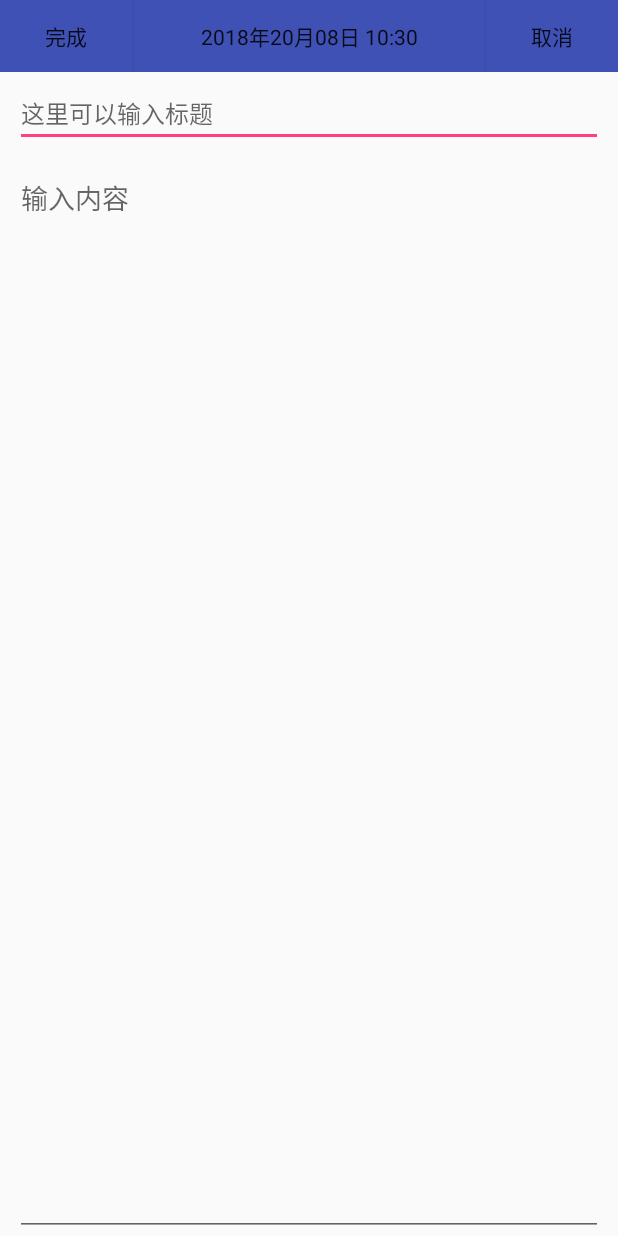
After one commit to Suguohei/HistoryIsNow, an Android app: the EditAcitvity screen opened directly, with no data from a screen before it, on a phone screen of 412 x 824 dp. The commit adds this screen. Run offline under Robolectric (Android 15) with nearby library versions, the phone set to English and light mode, and no system bars; libraries missing offline, so code that uses them is left out: org.litepal.crud, org.litepal.exceptions; 2 statements that could not run were skipped.

Commit message:
点击note会进入编辑状态，重新保存覆盖之前的note
Signed-off-by: suguoqing <suguoqing@szba-mobile.com>

```diff
--- a/app/src/main/AndroidManifest.xml
+++ b/app/src/main/AndroidManifest.xml
@@ -38,7 +38,8 @@
                 android:resource="@xml/file_paths" />
         </provider>
 
-        <activity android:name=".WriteNoteActivity"></activity>
+        <activity android:name=".WriteNoteActivity" />
+        <activity android:name=".EditAcitvity"></activity>
     </application>
 
 </manifest>
--- /dev/null
+++ b/app/src/main/java/com/example/suguoqing/historyisnow/EditAcitvity.java
@@ -0,0 +1,79 @@
+package com.example.suguoqing.historyisnow;
+
+import android.content.Intent;
+import android.support.v7.app.AppCompatActivity;
+import android.os.Bundle;
+import android.util.Log;
+import android.view.View;
+import android.widget.Button;
+import android.widget.EditText;
+
+import com.example.suguoqing.bean.Note;
+
+import org.litepal.crud.DataSupport;
+import org.litepal.exceptions.DataSupportException;
+
+import java.text.SimpleDateFormat;
+import java.util.Date;
+import java.util.List;
+
+public class EditAcitvity extends AppCompatActivity implements View.OnClickListener{
+    private static final String TAG = "EditAcitvity";
+    private EditText edit_title;
+    private EditText edit_content;
+    private Button edit_ok;
+    private Button edit_cancel;
+    private Note currentNote;
+
+    @Override
+    protected void onCreate(Bundle savedInstanceState) {
+        super.onCreate(savedInstanceState);
+        setContentView(R.layout.activity_edit_acitvity);
+        edit_title = findViewById(R.id.edit_title);
+        edit_content = findViewById(R.id.edit_content);
+        edit_ok = findViewById(R.id.edit_ok);
+        edit_cancel = findViewById(R.id.edit_cancel);
+        edit_ok.setOnClickListener(this);
+        edit_cancel.setOnClickListener(this);
+
+        Intent intent = getIntent();
+        currentNote = (Note) intent.getSerializableExtra("currentNote");
+        String title = currentNote.getTitle();
+        String content = currentNote.getContent();
+        edit_title.setText(title);
+        edit_content.setText(content);
+
+
+    }
+
+    @Override
+    public void onClick(View v) {
+        switch (v.getId()){
+            case R.id.edit_cancel:
+                finish();
+                break;
+
+            case R.id.edit_ok:
+                String titlename = edit_title.getText().toString();
+                String article = edit_content.getText().toString();
+                List<Note> notes = DataSupport
+                        .where("username = ? and date = ? and time = ?"
+                                ,currentNote.getUsername(),currentNote.getDate(),currentNote.getTime()).find(Note.class);
+                //currentNote.setTime(new SimpleDateFormat("yyyy/M/dd hh:mm:ss").format(new Date()));
+                Note note = notes.get(0);
+                note.setTime(new SimpleDateFormat("yyyy/M/dd hh:mm:ss").format(new Date()));
+                if(!("".equals(titlename) && "".equals(article))){
+                    note.setTitle(titlename);
+                    note.setContent(article);
+                    note.save();
+                }
+
+               Intent intent = new Intent(this,MainActivity.class).addFlags(Intent.FLAG_ACTIVITY_CLEAR_TOP);
+                startActivity(intent);
+                break;
+        }
+
+    }
+
+
+}
--- a/app/src/main/java/com/example/suguoqing/historyisnow/MainActivity.java
+++ b/app/src/main/java/com/example/suguoqing/historyisnow/MainActivity.java
@@ -155,12 +155,11 @@ public class MainActivity extends AppCompatActivity implements View.OnClickListe
 
         reflashDrawer();
         if(selectedDate == null){
-            selectedDate = new SimpleDateFormat("yyyy/MM/dd").format(new Date());
+            selectedDate = new SimpleDateFormat("yyyy/M/dd").format(new Date());
             refreshNotes(username.getText().toString(),selectedDate);
         }else{
             refreshNotes(username.getText().toString(),selectedDate);
         }
-        Log.d(TAG, "onCreate: ssssssssssssss");
 
     }
 
@@ -277,6 +276,7 @@ public class MainActivity extends AppCompatActivity implements View.OnClickListe
                 break;
             case 2:
                 if(resultCode == RESULT_OK){
+                    Log.d(TAG, "onActivityResult: zzzzzzzz");
                     String name = data.getStringExtra("name");
                     String date = data.getStringExtra("date");
                     refreshNotes(name,date);
@@ -291,7 +291,7 @@ public class MainActivity extends AppCompatActivity implements View.OnClickListe
      */
     private void refreshNotes(String name,String date) {
         List<Note> notes = DataSupport.where("username = ? and date = ?", name,date).find(Note.class);
-        Log.d(TAG, "refreshNotes: aaa"+notes.size());
+        Log.d(TAG, "refreshNotes: aaa"+notes.size()+date+name);
         NoteAdapter adapter = new NoteAdapter(notes,this);
         LinearLayoutManager manager = new LinearLayoutManager(this);
         note_recycle.setLayoutManager(manager);
--- a/app/src/main/java/com/example/suguoqing/historyisnow/WriteNoteActivity.java
+++ b/app/src/main/java/com/example/suguoqing/historyisnow/WriteNoteActivity.java
@@ -73,7 +73,7 @@ public class WriteNoteActivity extends AppCompatActivity implements View.OnClick
 
                 note.setDate(date);
                 note.setUsername(name);
-                note.setTime(new SimpleDateFormat("yyyy/MM/dd hh:mm:ss").format(new Date()));
+                note.setTime(new SimpleDateFormat("yyyy/M/dd hh:mm:ss").format(new Date()));
                 if(!("".equals(titlename) && "".equals(article))){
                     note.setTitle(titlename);
                     note.setContent(article);
--- /dev/null
+++ b/app/src/main/res/layout/activity_edit_acitvity.xml
@@ -0,0 +1,63 @@
+<?xml version="1.0" encoding="utf-8"?>
+<android.widget.LinearLayout xmlns:android="http://schemas.android.com/apk/res/android"
+    xmlns:app="http://schemas.android.com/apk/res-auto"
+    xmlns:tools="http://schemas.android.com/tools"
+    android:layout_width="match_parent"
+    android:layout_height="match_parent"
+    tools:context=".EditAcitvity"
+    android:orientation="vertical"
+    >
+
+    <LinearLayout
+        android:orientation="horizontal"
+        android:layout_width="fill_parent"
+        android:layout_height="wrap_content"
+        android:background="@color/colorPrimary"
+        android:fitsSystemWindows="true"
+        >
+        <Button
+            android:id="@+id/edit_ok"
+            android:layout_width="wrap_content"
+            android:layout_height="wrap_content"
+            android:text="完成"
+            android:background="@color/colorPrimary"
+            />
+
+        <TextClock
+            android:layout_width="wrap_content"
+            android:layout_height="wrap_content"
+            android:layout_weight="1"
+            android:gravity="center"
+            android:format12Hour="yyyy年dd月MM日 HH:mm"
+            />
+        <Button
+            android:id="@+id/edit_cancel"
+            android:layout_width="wrap_content"
+            android:layout_height="wrap_content"
+            android:text="取消"
+            android:background="@color/colorPrimary"
+            />
+    </LinearLayout>
+    <EditText
+        android:layout_width="match_parent"
+        android:layout_height="40dp"
+        android:layout_marginTop="10dp"
+        android:layout_marginLeft="10dp"
+        android:layout_marginRight="10dp"
+        android:hint="这里可以输入标题"
+        android:textSize="16sp"
+        android:maxLength="30"
+        android:lines="1"
+        android:id="@+id/edit_title"
+        />
+    <EditText
+        android:layout_width="match_parent"
+        android:layout_height="match_parent"
+        android:layout_marginTop="10dp"
+        android:layout_marginLeft="10dp"
+        android:layout_marginRight="10dp"
+        android:gravity="start"
+        android:hint="输入内容"
+        android:id="@+id/edit_content"/>
+
+</android.widget.LinearLayout>
```
Also changed, not shown: app/src/main/java/com/example/suguoqing/historyisnow/NoteAdapter.java (+16 -2 lines).
